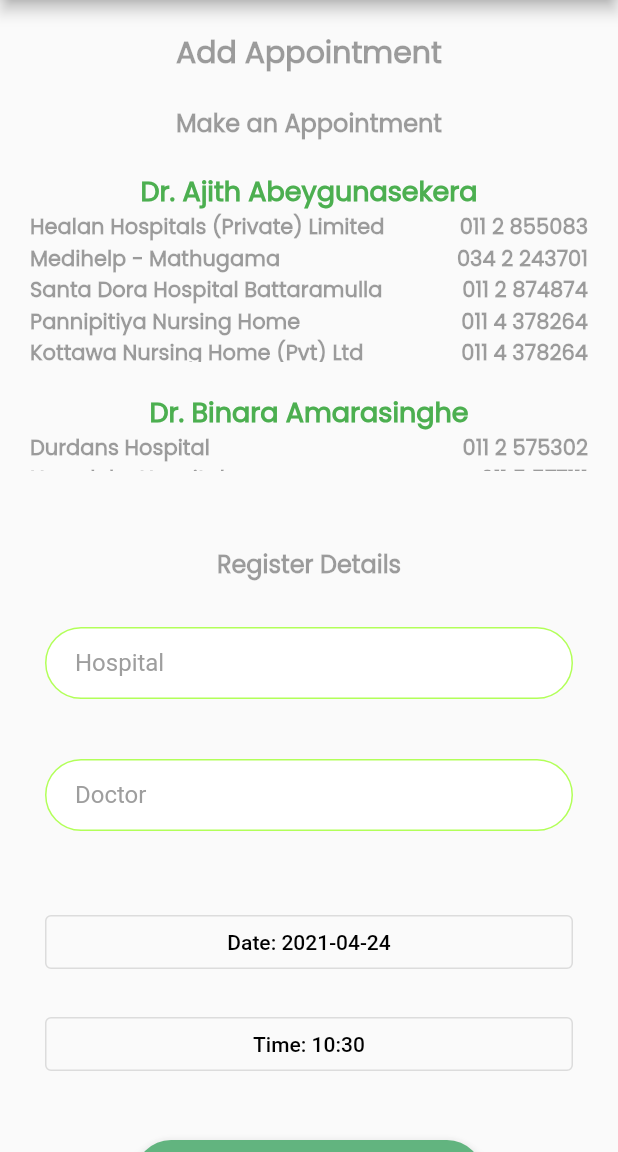
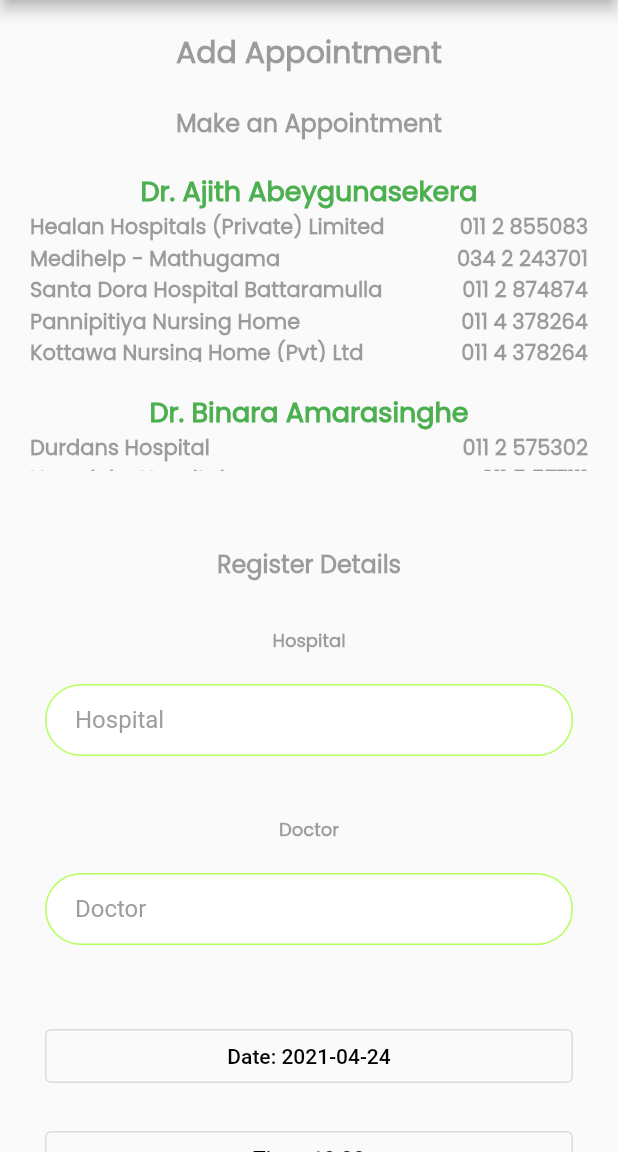
Before and after one commit to Ammar-Raneez/E-Ophthalmologist_UI, a Flutter app: the AddAppointmentScreen screen opened by its route, on a phone screen of 412 x 824 dp, the part 84-1236 px from its top. Run offline on Flutter 3.47's test engine with Material 2 defaults, Android fonts, the phone set to English and light mode, and no system bars; our stand-ins replace cached_network_image, cloud_firestore, dio, firebase_auth, firebase_core, firebase_storage and 4 more; missing offline and left inert: add_2_calendar, pdf_flutter; accounts and stored records are empty.

Commit message:
added labels to add appointment screen

```diff
--- a/lib/screens/reports_and_appointment/add_appointment_screen.dart
+++ b/lib/screens/reports_and_appointment/add_appointment_screen.dart
@@ -186,11 +186,13 @@ class _AddAppointmentScreenState extends State<AddAppointmentScreen> {
                   height: 50,
                 ),
                 _commonLabelText(title: "Register Details", fontSize: 16.0),
+                kRegistrationInputLabel("Hospital"),
                 kTextField(_hospitalController, (value) => hospital = value,
                     "Hospital", TextInputType.text, true),
                 SizedBox(
                   height: 20,
                 ),
+                kRegistrationInputLabel("Doctor"),
                 kTextField(_doctorController, (value) => doctor = value,
                     "Doctor", TextInputType.text, true),
                 SizedBox(
```
